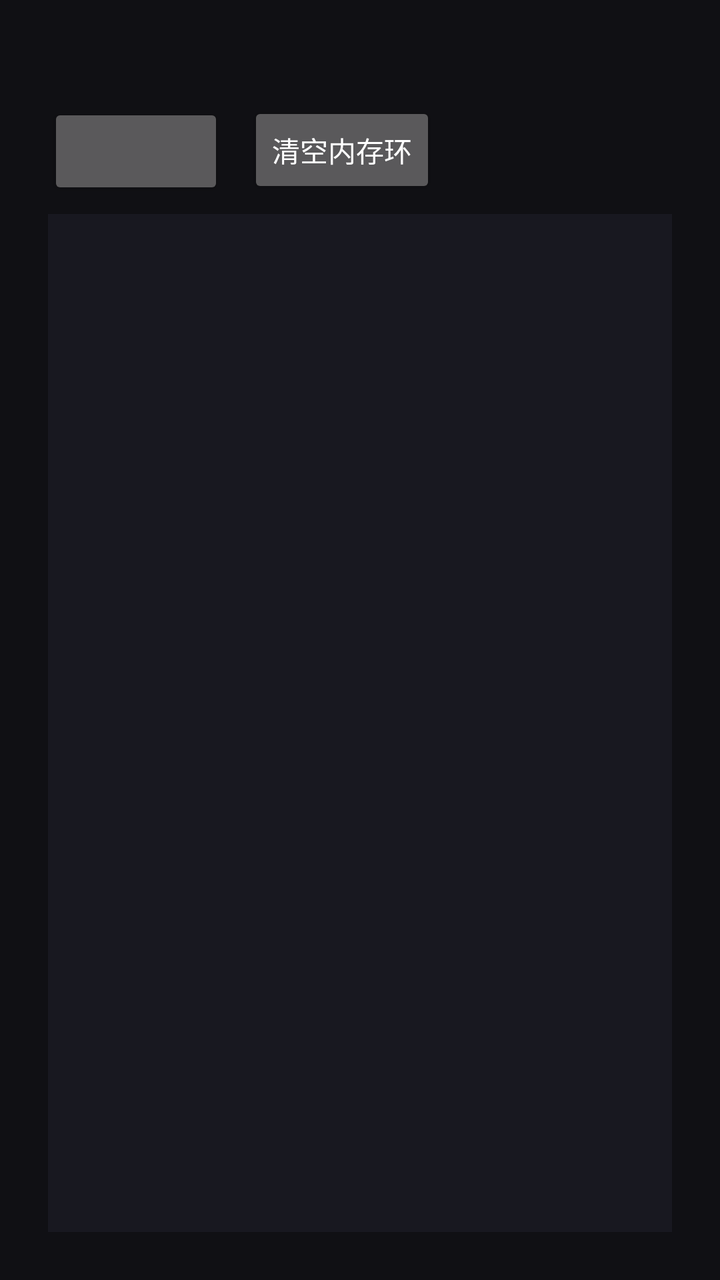
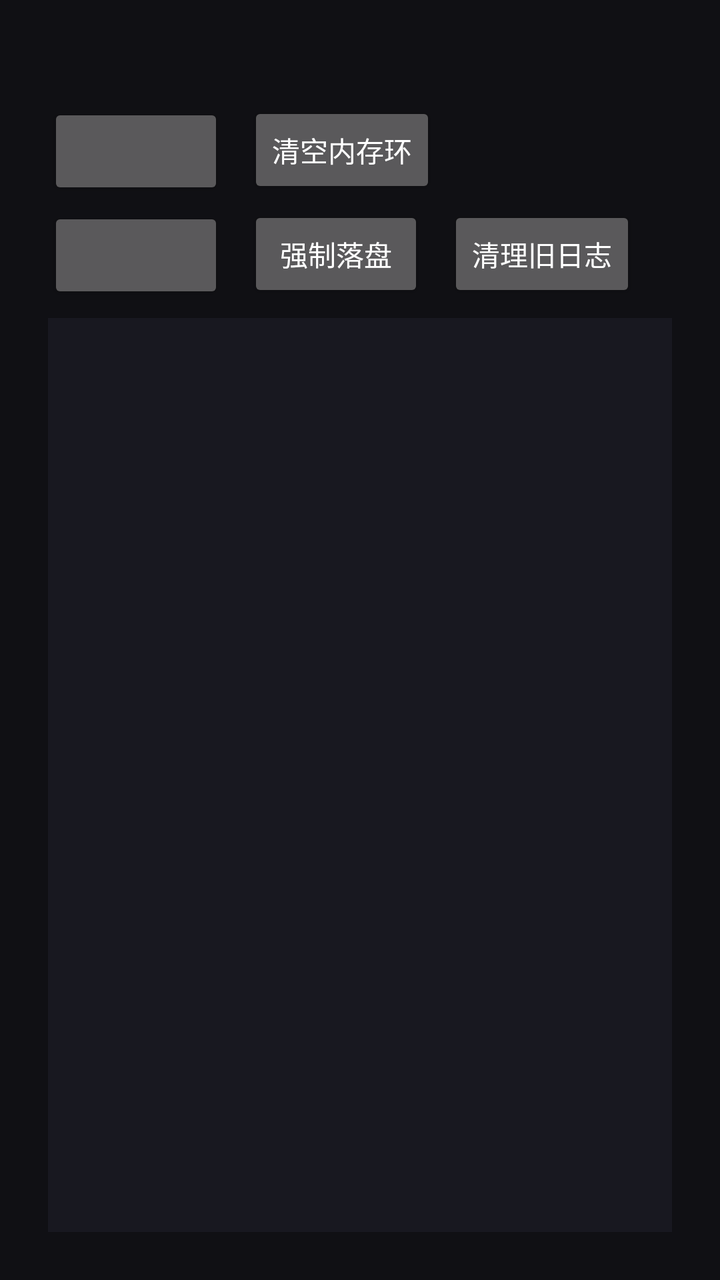

Compare the two renders of this Android layout. The source of the first and the diff that turns it into the second are given below.
<!-- AndroidManifest.xml: another module's application theme Theme.Iptv -->
<!-- res/layout/activity_log_console.xml -->
<?xml version="1.0" encoding="utf-8"?>
<LinearLayout xmlns:android="http://schemas.android.com/apk/res/android"
    android:layout_width="match_parent"
    android:layout_height="match_parent"
    android:background="#FF101014"
    android:orientation="vertical"
    android:padding="24dp">

    <TextView
        android:id="@+id/device_info"
        android:layout_width="match_parent"
        android:layout_height="wrap_content"
        android:textColor="#FFE6E6E6"
        android:textSize="14sp" />

    <LinearLayout
        android:layout_width="match_parent"
        android:layout_height="wrap_content"
        android:layout_marginTop="8dp"
        android:orientation="horizontal">

        <Button
            android:id="@+id/level_button"
            android:layout_width="wrap_content"
            android:layout_height="wrap_content"
            android:focusable="true" />

        <Button
            android:id="@+id/clear_button"
            android:layout_width="wrap_content"
            android:layout_height="wrap_content"
            android:layout_marginStart="12dp"
            android:focusable="true"
            android:text="@string/log_console_clear" />
    </LinearLayout>

    <ScrollView
        android:id="@+id/log_scroll"
        android:layout_width="match_parent"
        android:layout_height="0dp"
        android:layout_marginTop="8dp"
        android:layout_weight="1"
        android:background="#FF181820">

        <TextView
            android:id="@+id/log_text"
            android:layout_width="match_parent"
            android:layout_height="wrap_content"
            android:fontFamily="monospace"
            android:padding="8dp"
            android:textColor="#FF9BE39B"
            android:textSize="11sp" />
    </ScrollView>

</LinearLayout>
<!-- resources referenced by this layout -->
<resources>
  <string name="log_console_clear">清空内存环</string>
  <style name="Theme.Iptv" parent="android:Theme.Material.NoActionBar.Fullscreen" />
</resources>

<!-- the commit's change to res/layout/activity_log_console.xml (unified diff, before → after) -->
@@ -34,6 +34,36 @@
             android:text="@string/log_console_clear" />
     </LinearLayout>
 
+    
+    <LinearLayout
+        android:layout_width="match_parent"
+        android:layout_height="wrap_content"
+        android:layout_marginTop="4dp"
+        android:orientation="horizontal">
+
+        <Button
+            android:id="@+id/file_toggle_button"
+            android:layout_width="wrap_content"
+            android:layout_height="wrap_content"
+            android:focusable="true" />
+
+        <Button
+            android:id="@+id/flush_button"
+            android:layout_width="wrap_content"
+            android:layout_height="wrap_content"
+            android:layout_marginStart="12dp"
+            android:focusable="true"
+            android:text="@string/log_console_flush" />
+
+        <Button
+            android:id="@+id/cleanup_button"
+            android:layout_width="wrap_content"
+            android:layout_height="wrap_content"
+            android:layout_marginStart="12dp"
+            android:focusable="true"
+            android:text="@string/log_console_cleanup" />
+    </LinearLayout>
+
     <ScrollView
         android:id="@+id/log_scroll"
         android:layout_width="match_parent"
<!-- resource entries referenced after the edit -->
@@ -1,6 +1,8 @@
 <!-- resources referenced by this layout -->
 <resources>
+  <string name="log_console_cleanup">清理旧日志</string>
   <string name="log_console_clear">清空内存环</string>
+  <string name="log_console_flush">强制落盘</string>
   <style name="Theme.Iptv" parent="android:Theme.Material.NoActionBar.Fullscreen" />
 </resources>
 
